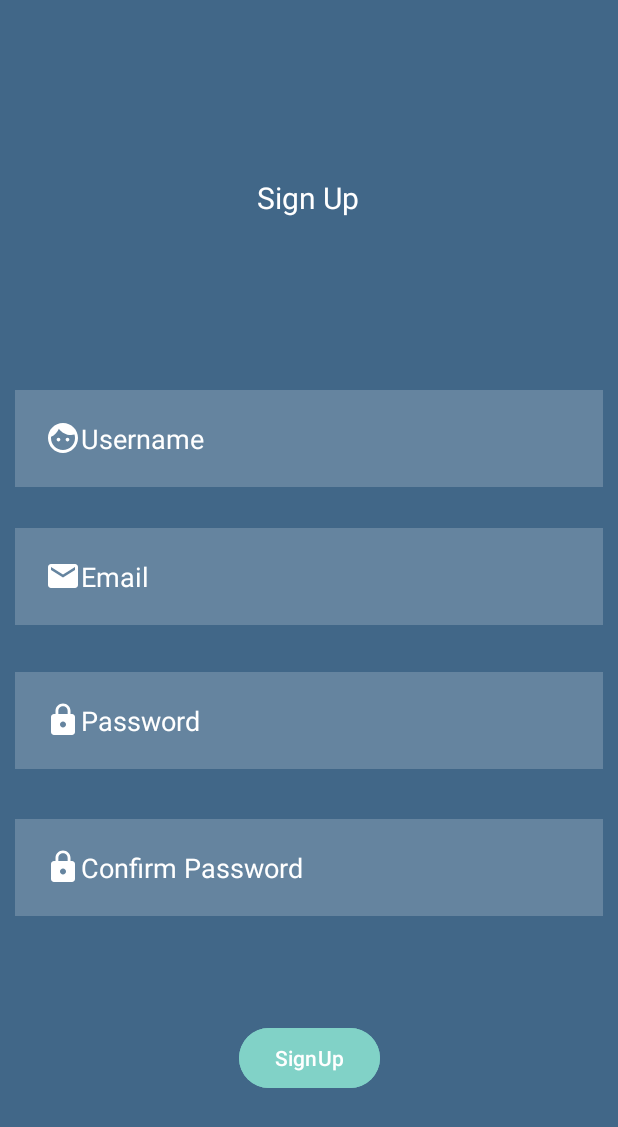
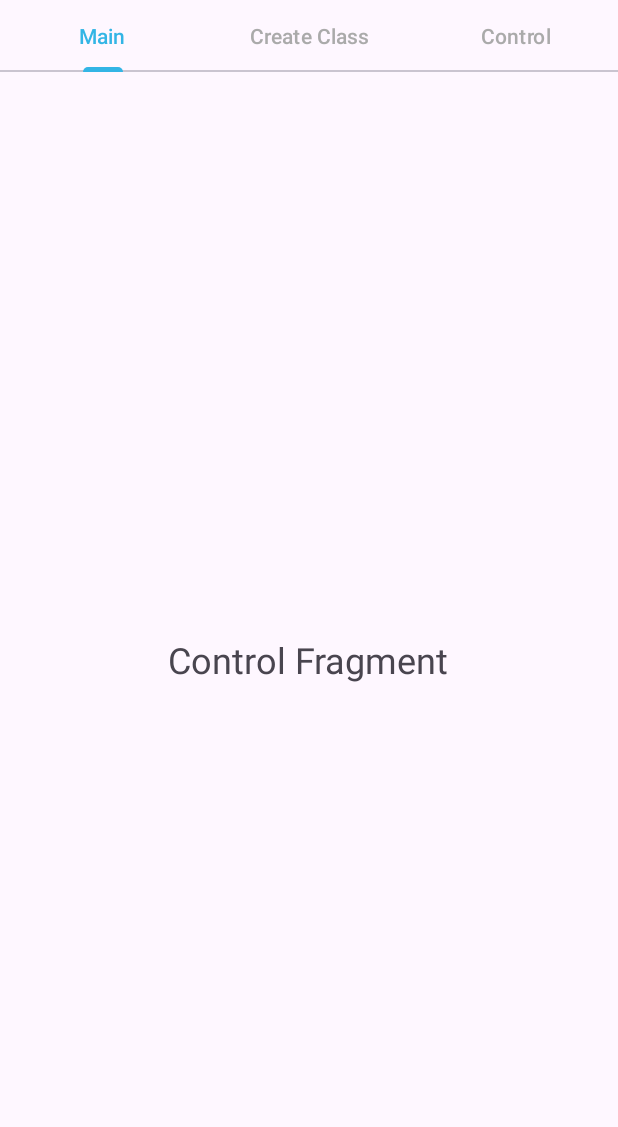
Before and after one commit to Nicholas127k/CprE-388-Project2, an Android app built with Jetpack Compose: the screen it shows after launch (SignUpScreen before the commit, AdvisorMainScreen after it), after a tap on "Sign Up", on a phone screen of 412 x 824 dp. Shown: the top 1127 px of the screen. Run offline under Robolectric (Android 15) with nearby library versions, the phone set to English and light mode, and no system bars; our stand-ins replace Firebase (no records; nobody signed in at launch, a user with empty details on screens opened directly).

Commit message:
Me and Chat GPT have been Cooking

```diff
--- a/WorkDayButBetter/app/src/main/AndroidManifest.xml
+++ b/WorkDayButBetter/app/src/main/AndroidManifest.xml
@@ -15,6 +15,9 @@
         android:supportsRtl="true"
         android:theme="@style/Theme.WorkDayButBetter"
         tools:targetApi="31">
+        <activity
+            android:name=".AdvisorMainScreen"
+            android:exported="false" />
         <activity
             android:name=".DeleteClassScreen"
             android:exported="false" />
--- /dev/null
+++ b/WorkDayButBetter/app/src/main/java/com/example/adapter/TabAdapter.java
@@ -0,0 +1,38 @@
+package com.example.adapter;
+
+import androidx.annotation.NonNull;
+import androidx.fragment.app.Fragment;
+import androidx.viewpager2.adapter.FragmentStateAdapter;
+import androidx.fragment.app.FragmentActivity;
+
+import com.example.workdaybutbetter.AdvisorMainScreen;
+import com.example.workdaybutbetter.AdvisorMainScreenFragment;
+import com.example.workdaybutbetter.ControlFragment;
+import com.example.workdaybutbetter.CreateClassFragment;
+
+public class TabAdapter extends FragmentStateAdapter {
+
+    public TabAdapter(@NonNull FragmentActivity fragmentActivity) {
+        super(fragmentActivity);
+    }
+
+    @NonNull
+    @Override
+    public Fragment createFragment(int position) {
+        switch (position) {
+            case 0:
+                return new AdvisorMainScreenFragment();
+            case 1:
+                return new CreateClassFragment();
+            case 2:
+                return new ControlFragment();
+            default:
+                return new AdvisorMainScreenFragment();
+        }
+    }
+
+    @Override
+    public int getItemCount() {
+        return 3;  // Total number of tabs
+    }
+}
--- /dev/null
+++ b/WorkDayButBetter/app/src/main/java/com/example/workdaybutbetter/AdvisorMainScreen.java
@@ -0,0 +1,41 @@
+package com.example.workdaybutbetter;
+
+import android.os.Bundle;
+import androidx.appcompat.app.AppCompatActivity;
+
+import com.example.adapter.TabAdapter;
+import com.google.android.material.tabs.TabLayout;
+import com.google.android.material.tabs.TabLayoutMediator;
+import androidx.viewpager2.widget.ViewPager2;
+
+public class AdvisorMainScreen extends AppCompatActivity {
+
+    private ViewPager2 viewPager;
+    private TabLayout tabLayout;
+
+    @Override
+    protected void onCreate(Bundle savedInstanceState) {
+        super.onCreate(savedInstanceState);
+        setContentView(R.layout.activity_advisor_main_screen);
+
+        viewPager = findViewById(R.id.viewPager);
+        tabLayout = findViewById(R.id.tabLayout);
+
+        TabAdapter tabAdapter = new TabAdapter(this);
+        viewPager.setAdapter(tabAdapter);
+
+        new TabLayoutMediator(tabLayout, viewPager, (tab, position) -> {
+            switch (position) {
+                case 0:
+                    tab.setText("Main");
+                    break;
+                case 1:
+                    tab.setText("Create Class");
+                    break;
+                case 2:
+                    tab.setText("Control");
+                    break;
+            }
+        }).attach();
+    }
+}
--- /dev/null
+++ b/WorkDayButBetter/app/src/main/java/com/example/workdaybutbetter/AdvisorMainScreenFragment.java
@@ -0,0 +1,18 @@
+package com.example.workdaybutbetter;
+
+
+import android.os.Bundle;
+import androidx.fragment.app.Fragment;
+import android.view.LayoutInflater;
+import android.view.View;
+import android.view.ViewGroup;
+
+public class AdvisorMainScreenFragment extends Fragment {
+
+    @Override
+    public View onCreateView(LayoutInflater inflater, ViewGroup container,
+                             Bundle savedInstanceState) {
+        // Inflate the layout for this fragment
+        return inflater.inflate(R.layout.fragment_advisor_main_screen, container, false);
+    }
+}
--- a/WorkDayButBetter/app/src/main/java/com/example/workdaybutbetter/LogInScreen.java
+++ b/WorkDayButBetter/app/src/main/java/com/example/workdaybutbetter/LogInScreen.java
@@ -51,7 +51,7 @@ public class LogInScreen extends AppCompatActivity {
         signInButton.setOnClickListener(new View.OnClickListener() {
             @Override
             public void onClick(View v) {
-                Intent intent = new Intent(LogInScreen.this, SignUpScreen.class);
+                Intent intent = new Intent(LogInScreen.this, AdvisorMainScreen.class);
                 startActivity(intent);
             }
         });
--- /dev/null
+++ b/WorkDayButBetter/app/src/main/res/layout/activity_advisor_main_screen.xml
@@ -0,0 +1,25 @@
+<?xml version="1.0" encoding="utf-8"?>
+<androidx.coordinatorlayout.widget.CoordinatorLayout xmlns:android="http://schemas.android.com/apk/res/android"
+    xmlns:app="http://schemas.android.com/apk/res-auto"
+    xmlns:tools="http://schemas.android.com/tools"
+    android:layout_width="match_parent"
+    android:layout_height="match_parent"
+    tools:context=".MainActivity">
+
+    <!-- TabLayout for Tabs -->
+    <com.google.android.material.tabs.TabLayout
+        android:id="@+id/tabLayout"
+        android:layout_width="match_parent"
+        android:layout_height="wrap_content"
+        app:tabIndicatorColor="@android:color/holo_blue_light"
+        app:tabSelectedTextColor="@android:color/holo_blue_light"
+        app:tabTextColor="@android:color/darker_gray" />
+
+    <!-- ViewPager2 for Fragment Navigation -->
+    <androidx.viewpager2.widget.ViewPager2
+        android:id="@+id/viewPager"
+        android:layout_width="match_parent"
+        android:layout_height="match_parent"
+        android:layout_marginTop="56dp" /> <!-- To make space for the TabLayout -->
+
+</androidx.coordinatorlayout.widget.CoordinatorLayout>
--- /dev/null
+++ b/WorkDayButBetter/app/src/main/res/layout/fragment_advisor_main_screen.xml
@@ -0,0 +1,14 @@
+<?xml version="1.0" encoding="utf-8"?>
+<LinearLayout xmlns:android="http://schemas.android.com/apk/res/android"
+    android:layout_width="match_parent"
+    android:layout_height="match_parent"
+    android:orientation="vertical"
+    android:gravity="center">
+
+    <TextView
+        android:id="@+id/controlText"
+        android:layout_width="wrap_content"
+        android:layout_height="wrap_content"
+        android:text="Control Fragment"
+        android:textSize="24sp" />
+</LinearLayout>
--- a/WorkDayButBetter/app/src/main/res/values/strings.xml
+++ b/WorkDayButBetter/app/src/main/res/values/strings.xml
@@ -134,4 +134,6 @@
         "For example, position the FAB to one side of stream of a cards so the FAB won’t interfere "
         "when a user tries to pick up one of cards.\n\n"
     </string>
+    <!-- TODO: Remove or change this placeholder text -->
+    <string name="hello_blank_fragment">Hello blank fragment</string>
 </resources>
```
Also changed, not shown: WorkDayButBetter/app/src/main/java/com/example/workdaybutbetter/ControlFragment.java (added, +17 -0 lines), WorkDayButBetter/app/src/main/java/com/example/workdaybutbetter/CreateClassFragment.java (added, +17 -0 lines), WorkDayButBetter/app/src/main/java/com/example/workdaybutbetter/FragmentMain.java (added, +18 -0 lines), WorkDayButBetter/app/src/main/res/layout/activity_student_main.xml (+34 -8 lines), WorkDayButBetter/app/src/main/res/layout/fragment_control.xml (added, +14 -0 lines), WorkDayButBetter/app/src/main/res/layout/fragment_create_class.xml (added, +14 -0 lines), WorkDayButBetter/app/src/main/res/layout/fragment_main.xml (added, +14 -0 lines).
